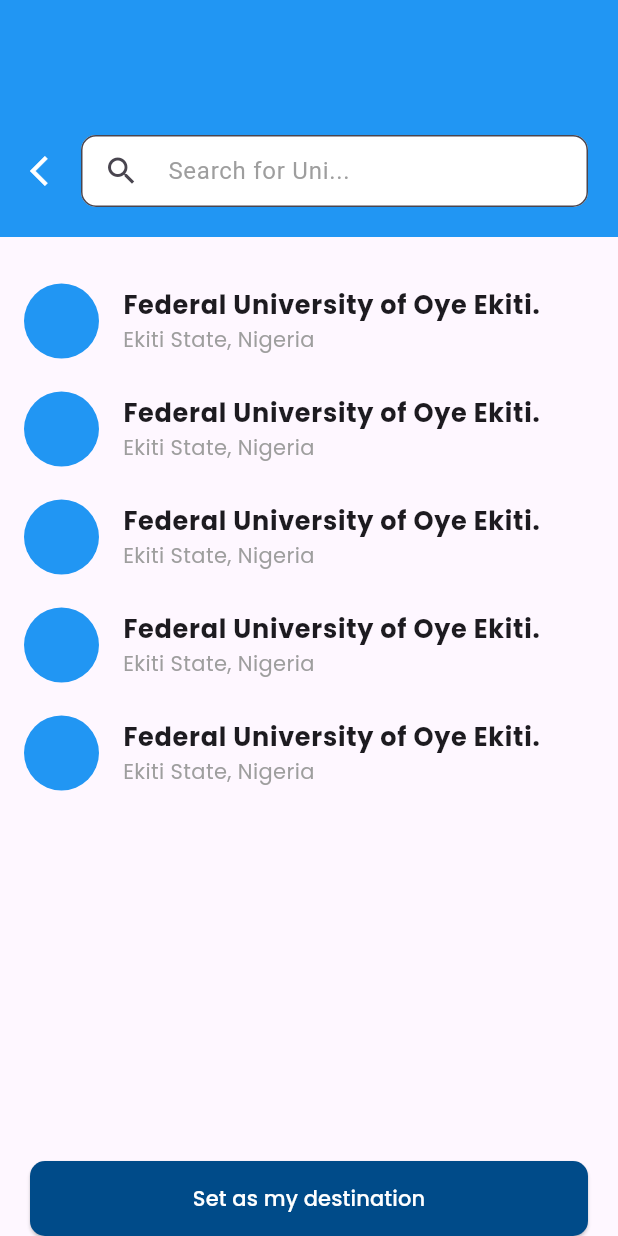
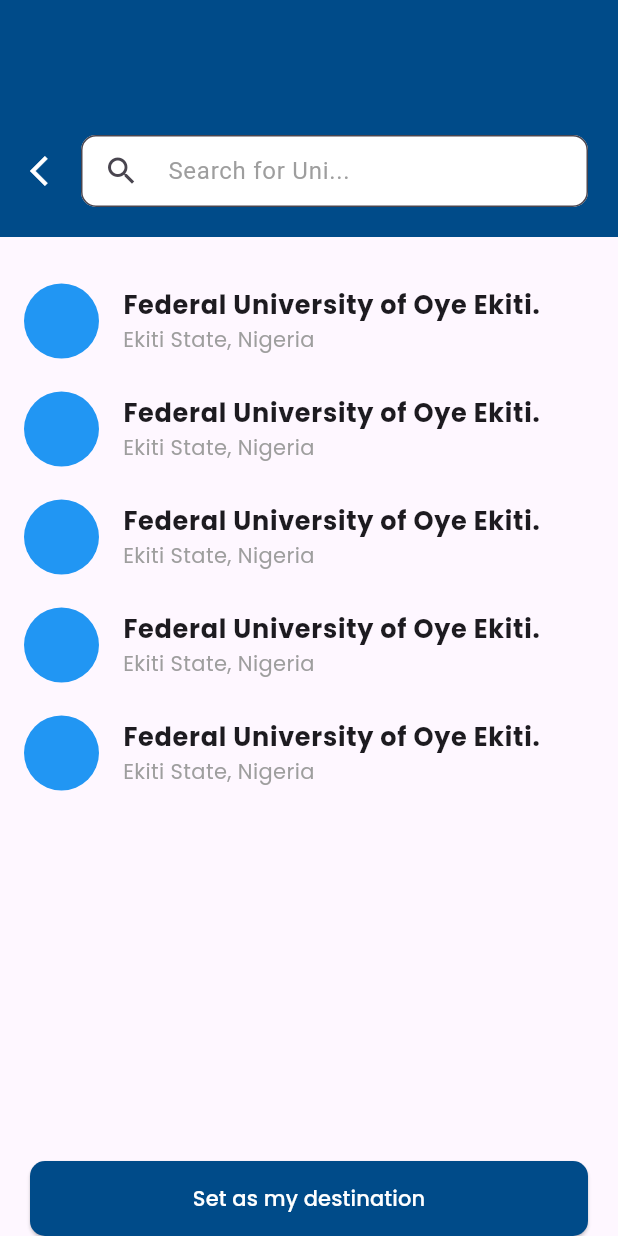
Before and after one commit to DartMaskedGuy/how_far_uni, a Flutter app: the screen it shows after launch, after a tap on the "arrow forward ios" icon, after a tap on the "search" icon, on a phone screen of 412 x 824 dp. Run offline on Flutter 3.47's test engine with Material 3 defaults, Android fonts, the phone set to English and light mode, and no system bars; our stand-ins replace gap, google_fonts, google_nav_bar.

Commit message:
UI Rebranded

```diff
--- a/lib/presentation/components/custom_elevated_button.dart
+++ b/lib/presentation/components/custom_elevated_button.dart
@@ -1,5 +1,6 @@
 import 'package:flutter/material.dart';
 import 'package:google_fonts/google_fonts.dart';
+import 'package:how_far_uni/presentation/themes/app_colors.dart';
 
 class CustomElevatedButton extends StatelessWidget {
   final String label;
@@ -20,12 +21,13 @@
         child: ElevatedButton(
           onPressed: onPressed,
           style: ElevatedButton.styleFrom(
-            backgroundColor: const Color(0xFF004B89),
+            backgroundColor: AppColors.primaryColor,
+            foregroundColor: AppColors.white,
             shape: RoundedRectangleBorder(
               borderRadius: BorderRadius.circular(10),
             ),
           ),
-          child: Text(label, style: GoogleFonts.poppins(color: Colors.white)),
+          child: Text(label, style: GoogleFonts.poppins()),
         ),
       ),
     );
--- /dev/null
+++ b/lib/presentation/components/custom_icon_button.dart
@@ -0,0 +1,18 @@
+import 'package:flutter/material.dart';
+import 'package:how_far_uni/presentation/themes/app_colors.dart';
+
+class CustomIconButton extends StatelessWidget {
+  const CustomIconButton({super.key});
+
+  @override
+  Widget build(BuildContext context) {
+    return IconButton(
+      onPressed: () {},
+      style: IconButton.styleFrom(
+        backgroundColor: AppColors.white,
+        shape: RoundedRectangleBorder(borderRadius: BorderRadius.circular(10)),
+      ),
+      icon: Icon(Icons.search, color: AppColors.primaryColor),
+    );
+  }
+}
--- a/lib/presentation/components/custom_search_bar.dart
+++ b/lib/presentation/components/custom_search_bar.dart
@@ -1,4 +1,5 @@
 import 'package:flutter/material.dart';
+import 'package:how_far_uni/presentation/themes/app_colors.dart';
 
 class CustomSearchBar extends StatelessWidget {
   const CustomSearchBar({super.key});
@@ -18,11 +19,11 @@
           filled: true,
           fillColor: Colors.white,
           border: OutlineInputBorder(
-            borderSide: BorderSide(width: 2, color: Colors.black),
+            borderSide: BorderSide(width: 2, color: AppColors.primaryColor),
             borderRadius: BorderRadius.circular(10),
           ),
           focusedBorder: OutlineInputBorder(
-            borderSide: BorderSide(width: 1, color: Colors.black),
+            borderSide: BorderSide(width: 1, color: AppColors.primaryColor),
             borderRadius: BorderRadius.circular(10),
           ),
         ),
--- a/lib/presentation/screen/home_page.dart
+++ b/lib/presentation/screen/home_page.dart
@@ -3,6 +3,7 @@
 import 'package:google_fonts/google_fonts.dart';
 import 'package:how_far_uni/presentation/screen/live_map_page.dart';
 import 'package:how_far_uni/presentation/screen/select_university.dart';
+import 'package:how_far_uni/presentation/themes/app_colors.dart';
 
 class HomePage extends StatelessWidget {
   const HomePage({super.key});
@@ -10,20 +11,8 @@
   @override
   Widget build(BuildContext context) {
     return Scaffold(
-      floatingActionButton: FloatingActionButton.extended(
-        backgroundColor: const Color(0xFF004B89),
-        foregroundColor: Colors.white,
-        onPressed:
-            () => Navigator.push(
-              context,
-              MaterialPageRoute(builder: (context) => const LiveMapPage()),
-            ),
-        label: Text('View Full Map'),
-        icon: Icon(Icons.map_outlined),
-      ),
-      body: SafeArea(
-        top: false,
-        child: Stack(
+      extendBody: true,
+      body: Stack(
         children: [
           Column(
             children: [
@@ -31,7 +20,7 @@
                 width: double.infinity,
                 height: 220,
                 padding: const EdgeInsets.symmetric(horizontal: 20),
-                  color: Colors.blue,
+                color: AppColors.primaryColor,
                 child: Column(
                   crossAxisAlignment: CrossAxisAlignment.start,
                   children: [
@@ -57,12 +46,15 @@
                                 ),
                               ),
                           style: IconButton.styleFrom(
-                              backgroundColor: const Color(0xFF004B89),
+                            backgroundColor: AppColors.white,
                             shape: RoundedRectangleBorder(
                               borderRadius: BorderRadius.circular(10),
                             ),
                           ),
-                            icon: Icon(Icons.search, color: Colors.white),
+                          icon: Icon(
+                            Icons.search,
+                            color: AppColors.primaryColor,
+                          ),
                         ),
                       ],
                     ),
@@ -121,14 +113,11 @@
             right: 0,
             child: Container(
               margin: const EdgeInsets.symmetric(horizontal: 30),
-                padding: const EdgeInsets.symmetric(
-                  horizontal: 20,
-                  vertical: 20,
-                ),
+              padding: const EdgeInsets.symmetric(horizontal: 20, vertical: 20),
               decoration: BoxDecoration(
                 color: Colors.white,
                 borderRadius: BorderRadius.circular(15),
-                  border: Border.all(width: 1, color: const Color(0xFF004B89)),
+                border: Border.all(width: 1, color: AppColors.primaryColor),
                 boxShadow: [
                   BoxShadow(
                     color: const Color(0x49004B89),
@@ -145,7 +134,10 @@
                       children: [
                         Row(
                           children: [
-                              Icon(Icons.maps_home_work_outlined),
+                            Icon(
+                              Icons.maps_home_work_outlined,
+                              color: AppColors.primaryColor,
+                            ),
                             const Gap(5),
                             Text(
                               'Current University:',
@@ -164,7 +156,10 @@
                         const Divider(),
                         Row(
                           children: [
-                              Icon(Icons.gps_fixed_outlined),
+                            Icon(
+                              Icons.gps_fixed_outlined,
+                              color: AppColors.primaryColor,
+                            ),
                             const Gap(5),
                             Text(
                               'Current Location:',
@@ -185,9 +180,15 @@
                   ),
                   const Gap(5),
                   IconButton(
-                      onPressed: () {},
+                    onPressed:
+                        () => Navigator.push(
+                          context,
+                          MaterialPageRoute(
+                            builder: (context) => const LiveMapPage(),
+                          ),
+                        ),
                     style: IconButton.styleFrom(
-                        backgroundColor: const Color(0xFF004B89),
+                      backgroundColor: AppColors.primaryColor,
                       foregroundColor: Colors.white,
                       shape: RoundedRectangleBorder(
                         borderRadius: BorderRadius.circular(10),
@@ -201,7 +202,6 @@
           ),
         ],
       ),
-      ),
     );
   }
 }
--- a/lib/presentation/screen/live_map_page.dart
+++ b/lib/presentation/screen/live_map_page.dart
@@ -1,5 +1,6 @@
 import 'package:flutter/material.dart';
 import 'package:how_far_uni/presentation/components/custom_search_bar.dart';
+import 'package:how_far_uni/presentation/themes/app_colors.dart';
 
 class LiveMapPage extends StatelessWidget {
   const LiveMapPage({super.key});
@@ -12,7 +13,7 @@
         title: const CustomSearchBar(),
         actions: [
           Container(
-            padding: const EdgeInsets.all(5),
+            padding: const EdgeInsets.all(3),
             margin: const EdgeInsets.only(right: 10),
             decoration: BoxDecoration(
               color: Colors.white,
@@ -26,7 +27,7 @@
               ],
             ),
             child: CircleAvatar(
-              backgroundColor: Colors.grey,
+              backgroundColor: AppColors.secondaryColor,
               foregroundColor: Colors.white,
               child: Icon(Icons.person),
             ),
@@ -35,7 +36,7 @@
       ),
       extendBodyBehindAppBar: true,
       floatingActionButton: FloatingActionButton(
-        backgroundColor: const Color(0xFF004B89),
+        backgroundColor: AppColors.primaryColor,
         foregroundColor: Colors.white,
         onPressed: () {},
         child: Icon(Icons.gps_fixed_outlined),
--- a/lib/presentation/screen/main_page.dart
+++ b/lib/presentation/screen/main_page.dart
@@ -1,8 +1,8 @@
 import 'package:flutter/material.dart';
-import 'package:google_fonts/google_fonts.dart';
+import 'package:google_nav_bar/google_nav_bar.dart';
 import 'package:how_far_uni/presentation/screen/home_page.dart';
-import 'package:how_far_uni/presentation/screen/live_map_page.dart';
 import 'package:how_far_uni/presentation/screen/select_university.dart';
+import 'package:how_far_uni/presentation/themes/app_colors.dart';
 
 class MainPage extends StatefulWidget {
   const MainPage({super.key});
@@ -17,29 +17,76 @@
   @override
   Widget build(BuildContext context) {
     return Scaffold(
-      bottomNavigationBar: BottomNavigationBar(
-        currentIndex: currentIndex,
-        onTap: (index) {
-          setState(() {
-            currentIndex = index;
-          });
-        },
-        items: [
-          BottomNavigationBarItem(icon: Icon(Icons.home), label: 'Home'),
-          BottomNavigationBarItem(icon: Icon(Icons.location_on), label: 'Map'),
-          BottomNavigationBarItem(icon: Icon(Icons.person), label: 'Profile'),
-        ],
-        type: BottomNavigationBarType.fixed,
-        selectedItemColor: const Color(0xFF004B89),
-        selectedLabelStyle: GoogleFonts.poppins(
-          fontSize: 13,
-          fontWeight: FontWeight.bold,
+      extendBody: true,
+      bottomNavigationBar: SafeArea(
+        child: Container(
+          margin: EdgeInsetsDirectional.only(start: 24, end: 24),
+          decoration: BoxDecoration(
+            color: AppColors.white,
+            borderRadius: BorderRadius.circular(24),
+            boxShadow: [
+              BoxShadow(
+                color: Colors.grey.withAlpha(50),
+                blurRadius: 20,
+                offset: Offset(0, 20),
+              ),
+            ],
+          ),
+          child: GNav(
+            tabBackgroundColor: Colors.grey.shade300,
+            padding: EdgeInsets.all(10),
+            tabBorderRadius: 20,
+            gap: 8,
+            selectedIndex: currentIndex,
+            onTabChange: (index) {
+              setState(() {
+                currentIndex = index;
+              });
+            },
+            tabs: [
+              GButton(
+                margin: EdgeInsets.all(8),
+                haptic: true,
+                icon: Icons.home_outlined,
+                iconColor: AppColors.primaryColor,
+                text: 'Home',
+                iconActiveColor: AppColors.primaryColor,
+                textColor: AppColors.primaryColor,
+              ),
+              GButton(
+                icon: Icons.bookmark_outline,
+                iconColor: AppColors.primaryColor,
+                text: 'Saved',
+                iconActiveColor: AppColors.primaryColor,
+                textColor: AppColors.primaryColor,
+              ),
+              GButton(
+                icon: Icons.person_outline,
+                iconColor: AppColors.primaryColor,
+                text: 'Profile',
+                iconActiveColor: AppColors.primaryColor,
+                textColor: AppColors.primaryColor,
+              ),
+              GButton(
+                margin: EdgeInsets.all(8),
+                icon: Icons.settings_outlined,
+                iconColor: AppColors.primaryColor,
+                text: 'Settings',
+                iconActiveColor: AppColors.primaryColor,
+                textColor: AppColors.primaryColor,
+              ),
+            ],
+          ),
         ),
-        unselectedLabelStyle: GoogleFonts.poppins(fontSize: 13),
       ),
       body: pages[currentIndex],
     );
   }
 }
 
-final pages = const [HomePage(), LiveMapPage(), SelectUniversity()];
+final pages = const [
+  HomePage(),
+  Center(child: Text('Saved Page')),
+  SelectUniversity(),
+  Center(child: Text('Last Page')),
+];
--- a/lib/presentation/screen/onboarding_screen.dart
+++ b/lib/presentation/screen/onboarding_screen.dart
@@ -2,6 +2,7 @@
 import 'package:gap/gap.dart';
 import 'package:google_fonts/google_fonts.dart';
 import 'package:how_far_uni/presentation/screen/main_page.dart';
+import 'package:how_far_uni/presentation/themes/app_colors.dart';
 
 class OnboardingScreen extends StatelessWidget {
   const OnboardingScreen({super.key});
@@ -14,12 +15,12 @@
           mainAxisSize: MainAxisSize.min,
           children: [
             CircleAvatar(
-              backgroundColor: Colors.blue,
+              backgroundColor: AppColors.primaryColor,
               radius: 40,
               child: Icon(
                 Icons.location_history,
                 size: 45,
-                color: Colors.white,
+                color: AppColors.white,
               ),
             ),
             const Gap(10),
--- a/lib/presentation/screen/select_university.dart
+++ b/lib/presentation/screen/select_university.dart
@@ -4,6 +4,7 @@
 import 'package:how_far_uni/presentation/components/custom_elevated_button.dart';
 import 'package:how_far_uni/presentation/components/custom_search_bar.dart';
 import 'package:how_far_uni/presentation/screen/live_map_page.dart';
+import 'package:how_far_uni/presentation/themes/app_colors.dart';
 
 class SelectUniversity extends StatelessWidget {
   const SelectUniversity({super.key});
@@ -16,7 +17,7 @@
         child: Column(
           children: [
             ColoredBox(
-              color: Colors.blue,
+              color: AppColors.primaryColor,
               child: Padding(
                 padding: const EdgeInsets.symmetric(
                   horizontal: 20,
@@ -51,7 +52,7 @@
                 itemBuilder:
                     (context, index) => ListTile(
                       leading: CircleAvatar(
-                        backgroundColor: Colors.blue,
+                        backgroundColor: AppColors.secondaryColor,
                         radius: 25,
                       ),
                       title: Text(
@@ -63,7 +64,7 @@
                       ),
                       subtitle: Text(
                         'Ekiti State, Nigeria',
-                        style: GoogleFonts.poppins(color: Colors.grey),
+                        style: GoogleFonts.poppins(color: AppColors.grey),
                       ),
                     ),
               ),
--- /dev/null
+++ b/lib/presentation/themes/app_colors.dart
@@ -0,0 +1,9 @@
+import 'package:flutter/material.dart';
+
+class AppColors {
+  static const primaryColor = Color(0xFF004B89);
+  static const secondaryColor = Color(0xFF2196F3);
+  static const white = Color(0xFFFFFFFF);
+  static const black = Color(0xFF000000);
+  static const grey = Color(0xFF9E9E9E);
+}
```
Also changed, not shown: pubspec.yaml (+2 -33 lines), pubspec.lock. Lines whose indentation alone changed are shown as unchanged.
